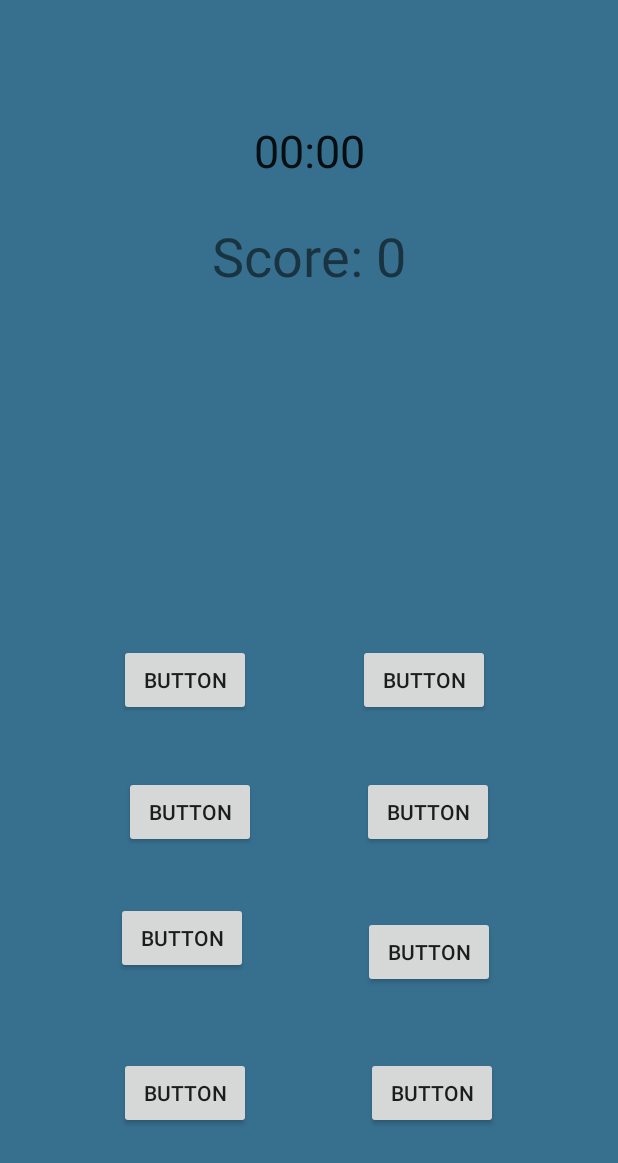
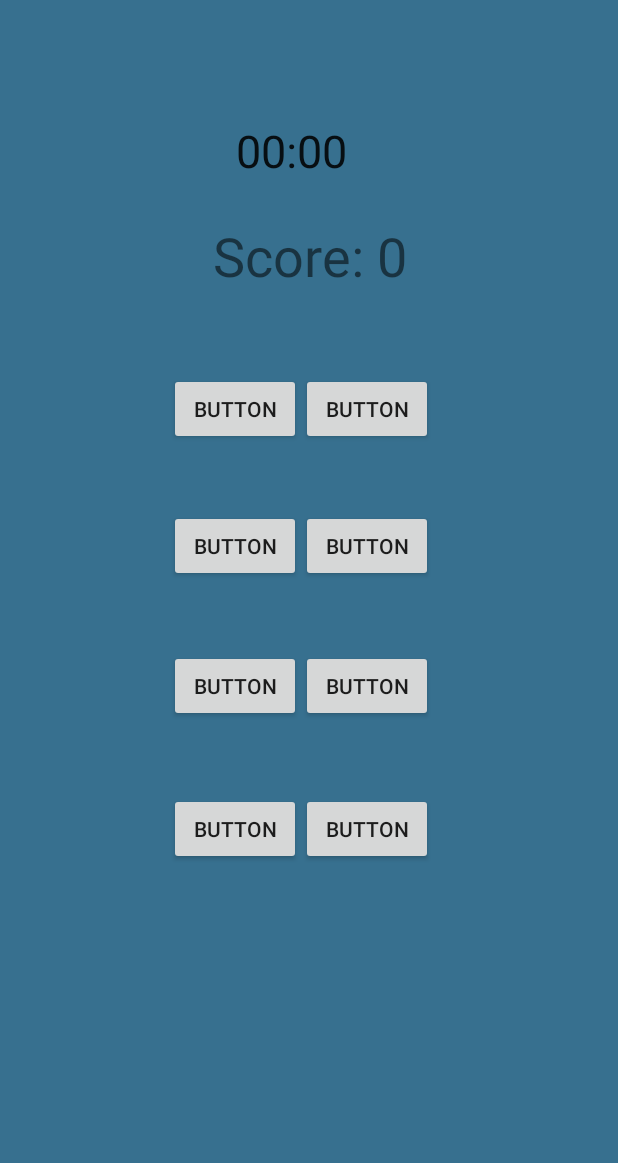
Before and after one commit to frankfelarca/WordGameApp, an Android app: the layout activity_easy_difficulty.xml on its own in the app's theme, with its tools: preview values and no code run, on a phone screen of 412 x 824 dp. Shown: the top 1163 px of the screen. Run offline under Robolectric (Android 15) with nearby library versions, the light colour scheme and no system bars; Roboto replaces fonts that are not available here.

Commit message:
-Done Easy Difficulty -Done Results of Easy Difficulty

```diff
--- a/app/src/main/AndroidManifest.xml
+++ b/app/src/main/AndroidManifest.xml
@@ -9,7 +9,8 @@
         android:roundIcon="@mipmap/ic_launcher_round"
         android:supportsRtl="true"
         android:theme="@style/customTheme1">
-        <activity android:name=".EasyDifficulty"></activity>
+        <activity android:name=".Results"></activity>
+        <activity android:name=".EasyDifficulty" />
         <activity android:name=".CatalystFadeIn">
             <intent-filter>
                 <action android:name="android.intent.action.MAIN" />
@@ -20,8 +21,7 @@
         <activity android:name=".AboutUs" />
         <activity
             android:name=".SplashScreen"
-            android:theme="@style/SplashTheme">
-        </activity>
+            android:theme="@style/SplashTheme"></activity>
         <activity android:name=".MainActivity">
 
             <!-- <intent-filter> -->
--- a/app/src/main/res/layout/activity_easy_difficulty.xml
+++ b/app/src/main/res/layout/activity_easy_difficulty.xml
@@ -10,65 +10,62 @@
         android:id="@+id/chronometer"
         android:layout_width="wrap_content"
         android:layout_height="wrap_content"
+        android:layout_marginStart="15dp"
         android:layout_marginTop="80dp"
         android:textSize="30sp"
-        app:layout_constraintEnd_toEndOf="parent"
-        app:layout_constraintStart_toStartOf="parent"
+        app:layout_constraintStart_toStartOf="@+id/tvScore"
         app:layout_constraintTop_toTopOf="parent" />
 
     <Button
         android:id="@+id/btn1"
         android:layout_width="wrap_content"
         android:layout_height="wrap_content"
-        android:layout_marginStart="8dp"
-        android:layout_marginBottom="40dp"
         android:text="Button"
-        app:layout_constraintBottom_toTopOf="@+id/btn3"
+        app:layout_constraintBaseline_toBaselineOf="@+id/btn2"
         app:layout_constraintEnd_toStartOf="@+id/btn2"
+        app:layout_constraintHorizontal_chainStyle="packed"
         app:layout_constraintStart_toStartOf="parent" />
 
     <Button
         android:id="@+id/btn2"
         android:layout_width="wrap_content"
         android:layout_height="wrap_content"
-        android:layout_marginEnd="14dp"
-        android:layout_marginBottom="40dp"
+        android:layout_marginTop="54dp"
+        android:layout_marginEnd="11dp"
         android:text="Button"
-        app:layout_constraintBottom_toTopOf="@+id/btn4"
         app:layout_constraintEnd_toEndOf="parent"
-        app:layout_constraintStart_toEndOf="@+id/btn1" />
+        app:layout_constraintStart_toEndOf="@+id/btn1"
+        app:layout_constraintTop_toBottomOf="@+id/tvScore" />
 
     <Button
         android:id="@+id/btn3"
         android:layout_width="wrap_content"
         android:layout_height="wrap_content"
-        android:layout_marginStart="11dp"
-        android:layout_marginBottom="36dp"
         android:text="Button"
-        app:layout_constraintBottom_toTopOf="@+id/btn5"
+        app:layout_constraintBaseline_toBaselineOf="@+id/btn4"
         app:layout_constraintEnd_toStartOf="@+id/btn4"
+        app:layout_constraintHorizontal_chainStyle="packed"
         app:layout_constraintStart_toStartOf="parent" />
 
     <Button
         android:id="@+id/btn4"
         android:layout_width="wrap_content"
         android:layout_height="wrap_content"
+        android:layout_marginTop="43dp"
         android:layout_marginEnd="11dp"
         android:text="Button"
-        app:layout_constraintBottom_toBottomOf="@+id/btn3"
         app:layout_constraintEnd_toEndOf="parent"
         app:layout_constraintStart_toEndOf="@+id/btn3"
-        app:layout_constraintTop_toTopOf="@+id/btn3" />
+        app:layout_constraintTop_toBottomOf="@+id/btn1" />
 
     <Button
         android:id="@+id/btn5"
         android:layout_width="wrap_content"
         android:layout_height="wrap_content"
-        android:layout_marginStart="1dp"
-        android:layout_marginBottom="55dp"
         android:text="Button"
-        app:layout_constraintBottom_toTopOf="@+id/btn7"
+        app:layout_constraintBaseline_toBaselineOf="@+id/btn6"
         app:layout_constraintEnd_toStartOf="@+id/btn6"
+        app:layout_constraintHorizontal_chainStyle="packed"
         app:layout_constraintStart_toStartOf="parent" />
 
     <Button
@@ -76,42 +73,42 @@
         android:layout_width="wrap_content"
         android:layout_height="wrap_content"
         android:layout_marginTop="45dp"
-        android:layout_marginEnd="6dp"
+        android:layout_marginEnd="11dp"
         android:text="Button"
         app:layout_constraintEnd_toEndOf="parent"
         app:layout_constraintStart_toEndOf="@+id/btn5"
-        app:layout_constraintTop_toBottomOf="@+id/btn4" />
+        app:layout_constraintTop_toBottomOf="@+id/btn3" />
 
     <Button
         android:id="@+id/btn7"
         android:layout_width="wrap_content"
         android:layout_height="wrap_content"
-        android:layout_marginStart="3dp"
         android:text="Button"
         app:layout_constraintBaseline_toBaselineOf="@+id/btn8"
         app:layout_constraintEnd_toStartOf="@+id/btn8"
+        app:layout_constraintHorizontal_chainStyle="packed"
         app:layout_constraintStart_toStartOf="parent" />
 
     <Button
         android:id="@+id/btn8"
         android:layout_width="wrap_content"
         android:layout_height="wrap_content"
-        android:layout_marginEnd="4dp"
-        android:layout_marginBottom="71dp"
+        android:layout_marginTop="47dp"
+        android:layout_marginEnd="11dp"
         android:text="Button"
-        app:layout_constraintBottom_toBottomOf="parent"
         app:layout_constraintEnd_toEndOf="parent"
-        app:layout_constraintStart_toEndOf="@+id/btn7" />
+        app:layout_constraintStart_toEndOf="@+id/btn7"
+        app:layout_constraintTop_toBottomOf="@+id/btn5" />
 
     <TextView
         android:id="@+id/tvScore"
         android:layout_width="wrap_content"
         android:layout_height="wrap_content"
         android:layout_marginTop="25dp"
+        android:layout_marginEnd="17dp"
         android:text="Score: 0"
         android:textSize="36sp"
-        app:layout_constraintEnd_toEndOf="parent"
-        app:layout_constraintStart_toStartOf="parent"
+        app:layout_constraintEnd_toEndOf="@+id/btn2"
         app:layout_constraintTop_toBottomOf="@+id/chronometer" />
 
 </androidx.constraintlayout.widget.ConstraintLayout>
```
Also changed, not shown: app/src/main/java/com/example/wordgameapp/EasyDifficulty.java (+42 -5 lines), app/src/main/java/com/example/wordgameapp/Results.java (added, +57 -0 lines), app/src/main/res/layout/activity_results.xml (added, +100 -0 lines).
